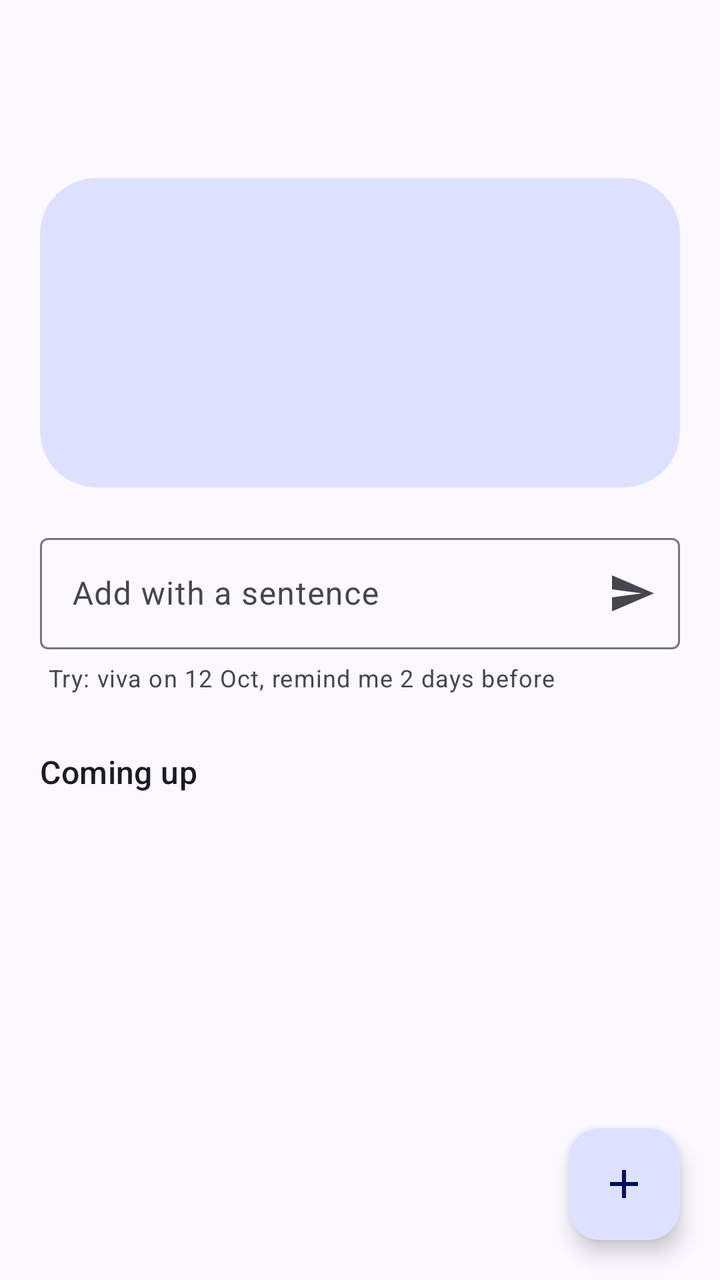
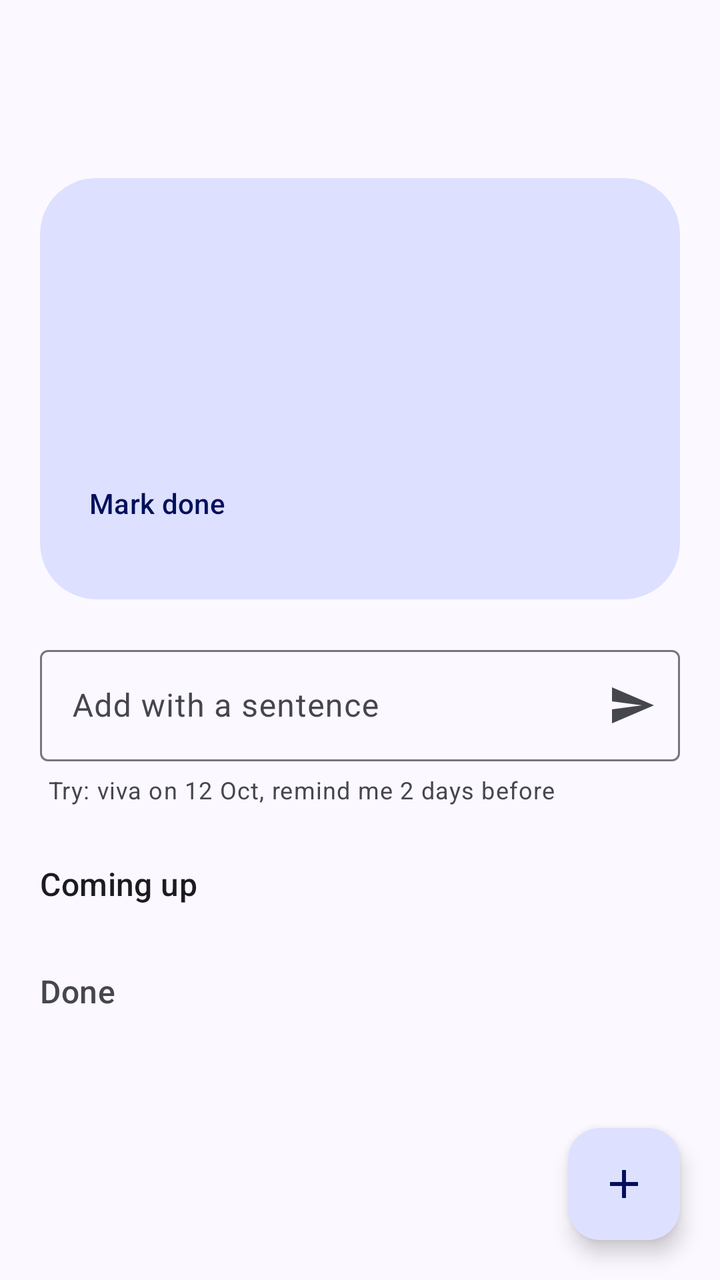

Two renders of the same Android screen: before a commit and after it. Below are the layout's source before the change and the commit's diff.
<!-- AndroidManifest.xml: application theme Theme.Aide -->
<!-- res/layout/fragment_home.xml -->
<?xml version="1.0" encoding="utf-8"?>
<FrameLayout xmlns:android="http://schemas.android.com/apk/res/android"
    xmlns:app="http://schemas.android.com/apk/res-auto"
    android:layout_width="match_parent"
    android:layout_height="match_parent">

    <androidx.core.widget.NestedScrollView
        android:layout_width="match_parent"
        android:layout_height="match_parent"
        android:clipToPadding="false">

        <LinearLayout
            android:layout_width="match_parent"
            android:layout_height="wrap_content"
            android:orientation="vertical"
            android:paddingStart="20dp"
            android:paddingTop="8dp"
            android:paddingEnd="20dp"
            android:paddingBottom="96dp">

            <TextView
                android:id="@+id/greeting"
                android:layout_width="match_parent"
                android:layout_height="wrap_content"
                android:textAppearance="?attr/textAppearanceHeadlineMedium"
                android:textColor="?attr/colorOnSurface" />

            <TextView
                android:id="@+id/date"
                android:layout_width="match_parent"
                android:layout_height="wrap_content"
                android:layout_marginTop="2dp"
                android:textAppearance="?attr/textAppearanceBodyLarge"
                android:textColor="?attr/colorOnSurfaceVariant" />

            <com.google.android.material.card.MaterialCardView
                android:id="@+id/next_card"
                style="@style/Widget.Material3.CardView.Filled"
                android:layout_width="match_parent"
                android:layout_height="wrap_content"
                android:layout_marginTop="20dp"
                android:clickable="true"
                android:focusable="true"
                app:cardBackgroundColor="?attr/colorPrimaryContainer"
                app:cardCornerRadius="28dp"
                app:cardElevation="0dp">

                <LinearLayout
                    android:layout_width="match_parent"
                    android:layout_height="wrap_content"
                    android:orientation="vertical"
                    android:padding="24dp">

                    <TextView
                        android:id="@+id/next_rel"
                        android:layout_width="match_parent"
                        android:layout_height="wrap_content"
                        android:textAppearance="?attr/textAppearanceDisplaySmall"
                        android:textColor="?attr/colorOnPrimaryContainer" />

                    <TextView
                        android:id="@+id/next_title"
                        android:layout_width="match_parent"
                        android:layout_height="wrap_content"
                        android:layout_marginTop="6dp"
                        android:textAppearance="?attr/textAppearanceTitleLarge"
                        android:textColor="?attr/colorOnPrimaryContainer" />

                    <TextView
                        android:id="@+id/next_when"
                        android:layout_width="match_parent"
                        android:layout_height="wrap_content"
                        android:layout_marginTop="4dp"
                        android:textAppearance="?attr/textAppearanceBodyMedium"
                        android:textColor="?attr/colorOnPrimaryContainer" />
                </LinearLayout>
            </com.google.android.material.card.MaterialCardView>

            <com.google.android.material.textfield.TextInputLayout
                android:id="@+id/quick_layout"
                style="@style/Widget.Material3.TextInputLayout.OutlinedBox"
                android:layout_width="match_parent"
                android:layout_height="wrap_content"
                android:layout_marginTop="20dp"
                android:hint="Add with a sentence"
                app:endIconContentDescription="Add"
                app:endIconDrawable="@drawable/ic_send"
                app:endIconMode="custom">

                <com.google.android.material.textfield.TextInputEditText
                    android:id="@+id/quick"
                    android:layout_width="match_parent"
                    android:layout_height="wrap_content"
                    android:imeOptions="actionSend"
                    android:inputType="textCapSentences"
                    android:maxLines="1" />
            </com.google.android.material.textfield.TextInputLayout>

            <TextView
                android:layout_width="match_parent"
                android:layout_height="wrap_content"
                android:layout_marginStart="4dp"
                android:layout_marginTop="6dp"
                android:text="Try: viva on 12 Oct, remind me 2 days before"
                android:textAppearance="?attr/textAppearanceBodySmall"
                android:textColor="?attr/colorOnSurfaceVariant" />

            <com.google.android.material.progressindicator.LinearProgressIndicator
                android:id="@+id/progress"
                android:layout_width="match_parent"
                android:layout_height="wrap_content"
                android:layout_marginTop="10dp"
                android:indeterminate="true"
                android:visibility="gone" />

            <TextView
                android:id="@+id/later_label"
                android:layout_width="match_parent"
                android:layout_height="wrap_content"
                android:layout_marginTop="28dp"
                android:text="Coming up"
                android:textAppearance="?attr/textAppearanceTitleMedium"
                android:textColor="?attr/colorOnSurface" />

            <LinearLayout
                android:id="@+id/list"
                android:layout_width="match_parent"
                android:layout_height="wrap_content"
                android:layout_marginTop="4dp"
                android:orientation="vertical" />
        </LinearLayout>
    </androidx.core.widget.NestedScrollView>

    <com.google.android.material.floatingactionbutton.FloatingActionButton
        android:id="@+id/fab"
        android:layout_width="wrap_content"
        android:layout_height="wrap_content"
        android:layout_gravity="bottom|end"
        android:layout_margin="20dp"
        android:contentDescription="Add item"
        app:srcCompat="@drawable/ic_add" />

</FrameLayout>
<!-- resources referenced by this layout -->
<resources>
  <!-- drawable ic_add (drawable) -->
  <vector xmlns:android="http://schemas.android.com/apk/res/android"
      android:width="24dp"
      android:height="24dp"
      android:tint="?attr/colorControlNormal"
      android:viewportWidth="24"
      android:viewportHeight="24">
      <path
          android:fillColor="#FF000000"
          android:pathData="M19,13h-6v6h-2v-6H5v-2h6V5h2v6h6v2z" />
  </vector>
  <!-- drawable ic_send (drawable) -->
  <vector xmlns:android="http://schemas.android.com/apk/res/android"
      android:width="24dp"
      android:height="24dp"
      android:tint="?attr/colorControlNormal"
      android:viewportWidth="24"
      android:viewportHeight="24">
      <path
          android:fillColor="#FF000000"
          android:pathData="M2.01,21L23,12 2.01,3 2,10l15,2 -15,2z" />
  </vector>
  <style name="Theme.Aide" parent="Theme.Material3.DayNight.NoActionBar">
          <item name="colorPrimary">@color/primary</item>
          <item name="colorOnPrimary">@color/on_primary</item>
          <item name="colorPrimaryContainer">@color/primary_container</item>
          <item name="colorOnPrimaryContainer">@color/on_primary_container</item>
          <item name="colorSecondaryContainer">@color/secondary_container</item>
          <item name="colorOnSecondaryContainer">@color/on_secondary_container</item>
          <item name="colorSurface">@color/surface</item>
          <item name="colorOnSurface">@color/on_surface</item>
          <item name="colorSurfaceVariant">@color/surface_variant</item>
          <item name="colorOnSurfaceVariant">@color/on_surface_variant</item>
          <item name="colorOutline">@color/outline</item>
          <item name="colorSurfaceContainer">@color/surface_container</item>
          <item name="android:colorBackground">@color/surface</item>
          <item name="android:windowBackground">@color/surface</item>
      </style>
  <color name="primary">#4355B9</color>
  <color name="on_primary">#FFFFFF</color>
  <color name="primary_container">#DEE0FF</color>
  <color name="on_primary_container">#00105C</color>
  <color name="secondary_container">#E1E0F9</color>
  <color name="on_secondary_container">#191A2C</color>
  <color name="surface">#FBF8FF</color>
  <color name="on_surface">#1B1B21</color>
  <color name="surface_variant">#E3E1EC</color>
  <color name="on_surface_variant">#46464F</color>
  <color name="outline">#777680</color>
  <color name="surface_container">#EFEDF4</color>
</resources>

<!-- the commit's change to res/layout/fragment_home.xml (unified diff, before → after) -->
@@ -73,6 +73,16 @@
                         android:layout_marginTop="4dp"
                         android:textAppearance="?attr/textAppearanceBodyMedium"
                         android:textColor="?attr/colorOnPrimaryContainer" />
+
+                    <Button
+                        android:id="@+id/next_done"
+                        style="@style/Widget.Material3.Button.TextButton"
+                        android:layout_width="wrap_content"
+                        android:layout_height="wrap_content"
+                        android:layout_marginStart="-12dp"
+                        android:layout_marginTop="8dp"
+                        android:text="Mark done"
+                        android:textColor="?attr/colorOnPrimaryContainer" />
                 </LinearLayout>
             </com.google.android.material.card.MaterialCardView>
 
@@ -128,6 +138,22 @@
                 android:layout_height="wrap_content"
                 android:layout_marginTop="4dp"
                 android:orientation="vertical" />
+
+            <TextView
+                android:id="@+id/done_label"
+                android:layout_width="match_parent"
+                android:layout_height="wrap_content"
+                android:layout_marginTop="28dp"
+                android:text="Done"
+                android:textAppearance="?attr/textAppearanceTitleMedium"
+                android:textColor="?attr/colorOnSurfaceVariant" />
+
+            <LinearLayout
+                android:id="@+id/done_list"
+                android:layout_width="match_parent"
+                android:layout_height="wrap_content"
+                android:layout_marginTop="4dp"
+                android:orientation="vertical" />
         </LinearLayout>
     </androidx.core.widget.NestedScrollView>
 
